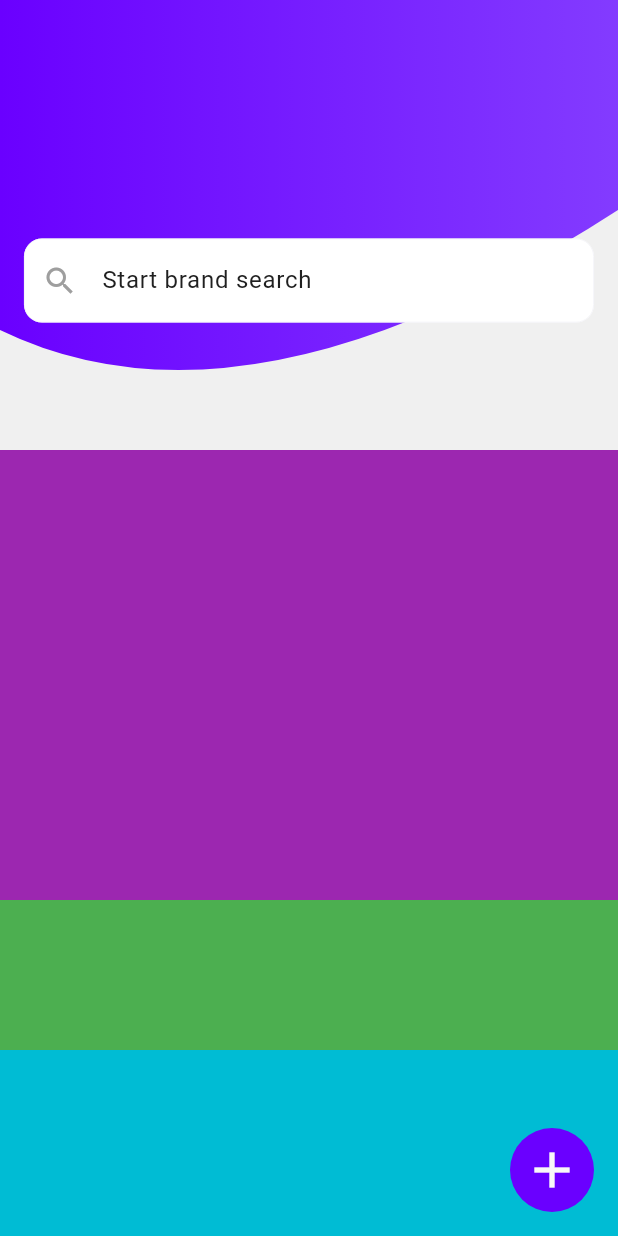
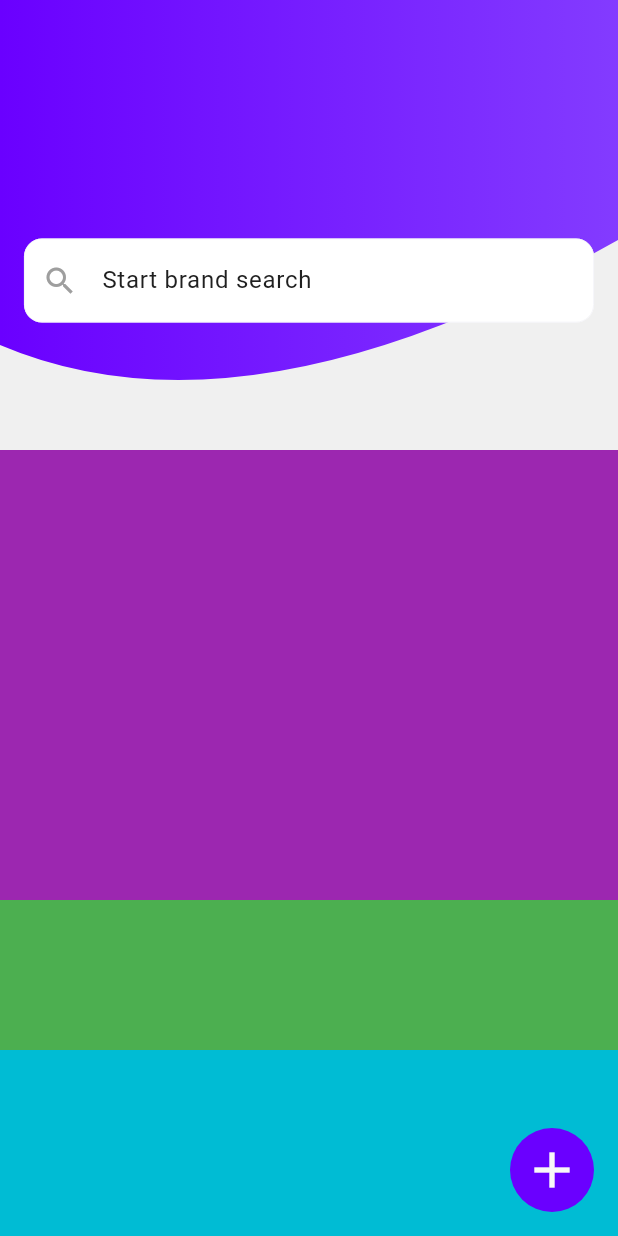
Before and after one commit to CharlyMech/webviewer, a Flutter app: the screen it shows after launch, on a phone screen of 412 x 824 dp. Run offline on Flutter 3.47's test engine with Material 3 defaults, Android fonts, the light colour scheme and no system bars; our stand-ins replace go_router, webview_flutter.

Commit message:
feat: update clipped min height

```diff
--- a/lib/utils/appbar_clipper.dart
+++ b/lib/utils/appbar_clipper.dart
@@ -4,7 +4,7 @@
   @override
   Path getClip(Size size) {
     var path = Path();
-    const minSize = 140.0;
+    const minSize = 160.0;
     /*
     when h = max = 300
     h = 300, p1 = 210, p1Diff = 70
```
